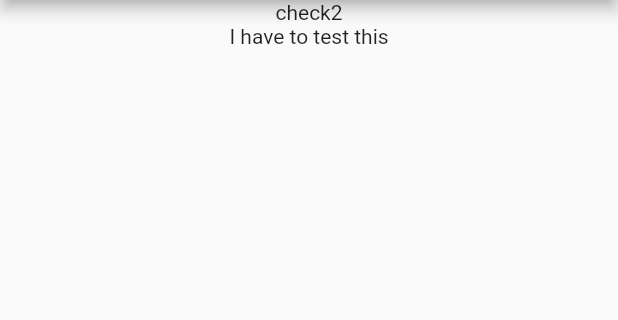
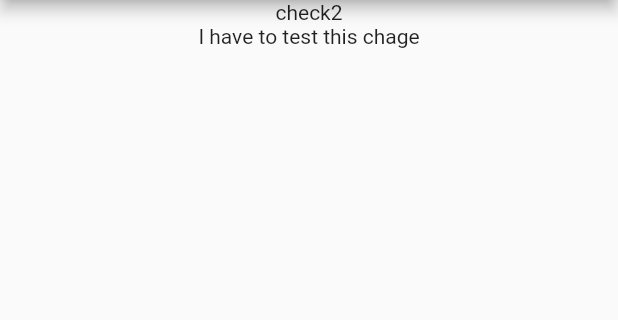
Before and after one commit to sajibnor/Smart_Grocery, a Flutter app: the screen it shows after launch, on a phone screen of 412 x 824 dp, the part 84-404 px from its top. Run offline on Flutter 3.47's test engine with Material 2 defaults, Android fonts, the phone set to English and light mode, and no system bars.

Commit message:
from rashed

```diff
--- a/lib/main.dart
+++ b/lib/main.dart
@@ -37,7 +37,7 @@ class _MyHomePageState extends State<MyHomePage> {
               child: Text("check2"),
             ),
             Center(
-              child: Text("I have to test this"),
+              child: Text("I have to test this chage"),
             )
           ],
         ));
```
